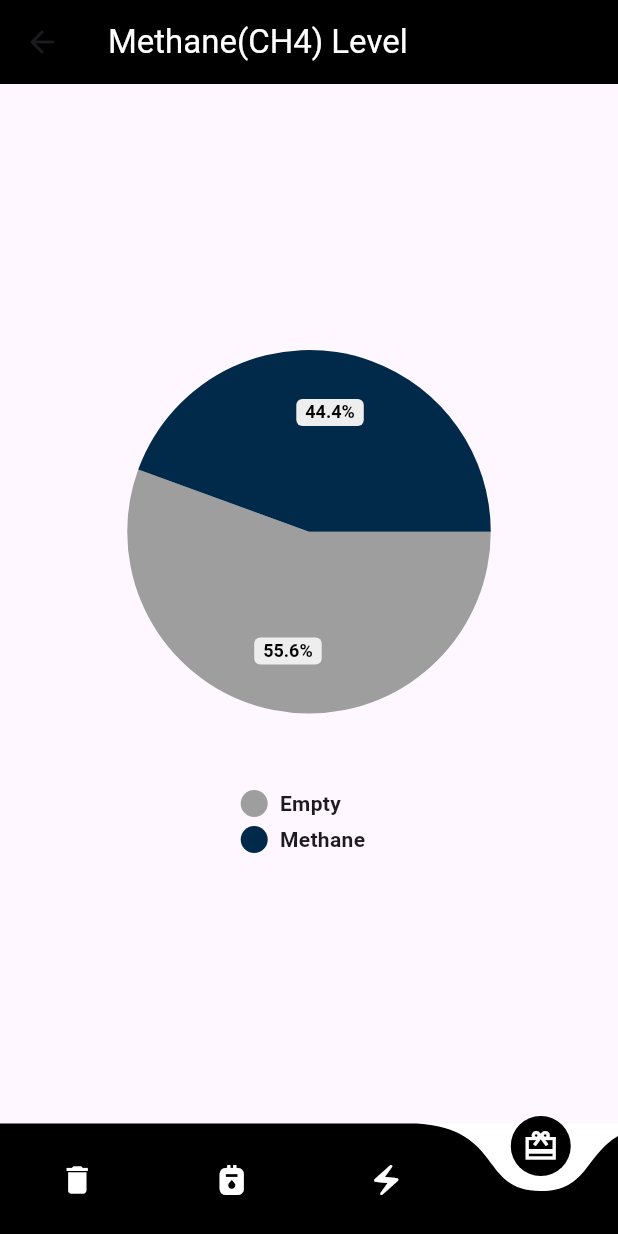
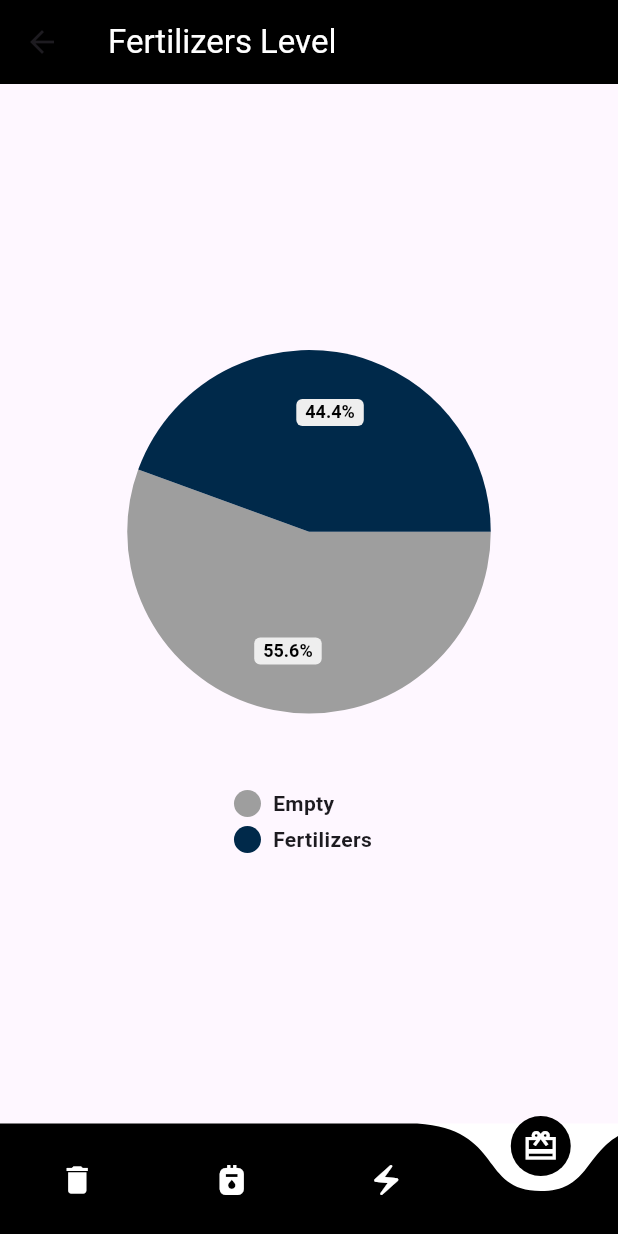
Before and after one commit to TalelMejri/mobile_cas, a Flutter app: the Dashboard screen opened directly, item 4 of the bottom bar chosen, on a phone screen of 412 x 824 dp. Run offline on Flutter 3.47's test engine with Material 3 defaults, Android fonts, the phone set to English and light mode, and no system bars; drawn by our look-alikes of curved_navigation_bar, pie_chart.

Commit message:
fix bugs

```diff
--- a/lib/Screens/Dashboard.dart
+++ b/lib/Screens/Dashboard.dart
@@ -36,7 +36,7 @@ class _Dashboard extends State<Dashboard>{
           break;
         case 3:
           _selectIndex=3;
-          interface="Methane(CH4) Level";
+          interface="Fertilizers Level";
           _widget=Methane();
           break;
       }
--- a/lib/Screens/Level/Methane.dart
+++ b/lib/Screens/Level/Methane.dart
@@ -11,7 +11,7 @@ class _MethaneState extends State<Methane> {
 
 Map<String, double> dataMap = {
     "Empty": 5,
-    "Methane":4
+    "Fertilizers":4
   };
 
    List<Color> colorList = [
```
